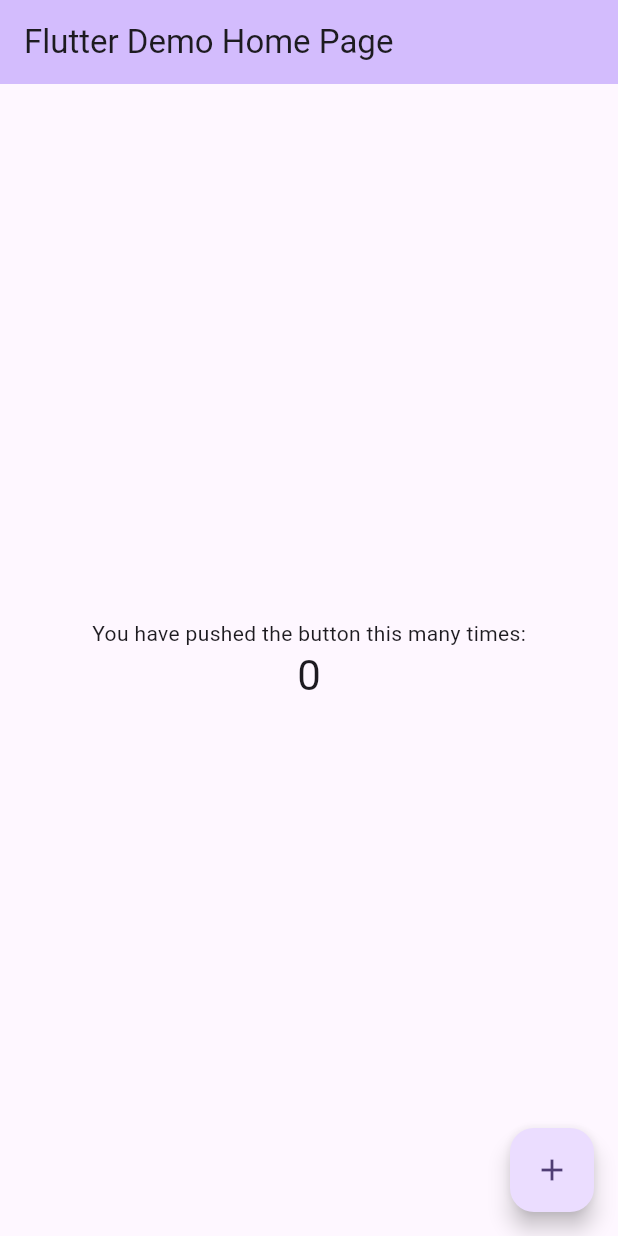
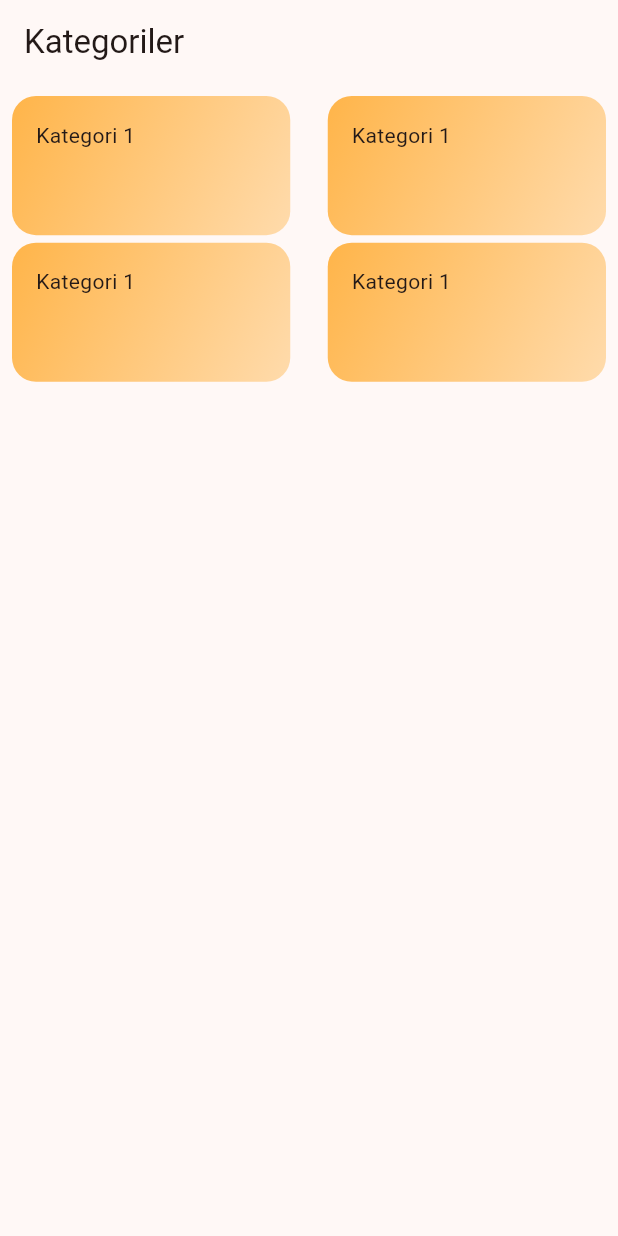
Before and after one commit to halit-kalayci-instruction/tobeto-2a-flutter-projects, a Flutter app: the screen it shows after launch, on a phone screen of 412 x 824 dp. Run offline on Flutter 3.47's test engine with Material 3 defaults, Android fonts, the phone set to English and light mode, and no system bars.

Commit message:
categories

```diff
--- /dev/null
+++ b/mealsapp/lib/data/category_data.dart
@@ -0,0 +1,7 @@
+import 'package:flutter/material.dart';
+import 'package:mealsapp/models/category.dart';
+
+// TODO: Use guid package
+const categories = [
+  Category(id: "1", name: "Başlangıçlar", color: Colors.purple)
+];
--- a/mealsapp/lib/main.dart
+++ b/mealsapp/lib/main.dart
@@ -1,125 +1,11 @@
 import 'package:flutter/material.dart';
+import 'package:mealsapp/screens/categories.dart';
 
+final theme = ThemeData(
+    useMaterial3: true,
+    colorScheme:
+        ColorScheme.fromSeed(seedColor: Color.fromARGB(92, 151, 49, 9)));
+// ThemeData detaylıca araştır.
 void main() {
-  runApp(const MyApp());
+  runApp(MaterialApp(theme: theme, home: const Categories()));
 }
-
-class MyApp extends StatelessWidget {
-  const MyApp({super.key});
-
-  // This widget is the root of your application.
-  @override
-  Widget build(BuildContext context) {
-    return MaterialApp(
-      title: 'Flutter Demo',
-      theme: ThemeData(
-        // This is the theme of your application.
-        //
-        // TRY THIS: Try running your application with "flutter run". You'll see
-        // the application has a blue toolbar. Then, without quitting the app,
-        // try changing the seedColor in the colorScheme below to Colors.green
-        // and then invoke "hot reload" (save your changes or press the "hot
-        // reload" button in a Flutter-supported IDE, or press "r" if you used
-        // the command line to start the app).
-        //
-        // Notice that the counter didn't reset back to zero; the application
-        // state is not lost during the reload. To reset the state, use hot
-        // restart instead.
-        //
-        // This works for code too, not just values: Most code changes can be
-        // tested with just a hot reload.
-        colorScheme: ColorScheme.fromSeed(seedColor: Colors.deepPurple),
-        useMaterial3: true,
-      ),
-      home: const MyHomePage(title: 'Flutter Demo Home Page'),
-    );
-  }
-}
-
-class MyHomePage extends StatefulWidget {
-  const MyHomePage({super.key, required this.title});
-
-  // This widget is the home page of your application. It is stateful, meaning
-  // that it has a State object (defined below) that contains fields that affect
-  // how it looks.
-
-  // This class is the configuration for the state. It holds the values (in this
-  // case the title) provided by the parent (in this case the App widget) and
-  // used by the build method of the State. Fields in a Widget subclass are
-  // always marked "final".
-
-  final String title;
-
-  @override
-  State<MyHomePage> createState() => _MyHomePageState();
-}
-
-class _MyHomePageState extends State<MyHomePage> {
-  int _counter = 0;
-
-  void _incrementCounter() {
-    setState(() {
-      // This call to setState tells the Flutter framework that something has
-      // changed in this State, which causes it to rerun the build method below
-      // so that the display can reflect the updated values. If we changed
-      // _counter without calling setState(), then the build method would not be
-      // called again, and so nothing would appear to happen.
-      _counter++;
-    });
-  }
-
-  @override
-  Widget build(BuildContext context) {
-    // This method is rerun every time setState is called, for instance as done
-    // by the _incrementCounter method above.
-    //
-    // The Flutter framework has been optimized to make rerunning build methods
-    // fast, so that you can just rebuild anything that needs updating rather
-    // than having to individually change instances of widgets.
-    return Scaffold(
-      appBar: AppBar(
-        // TRY THIS: Try changing the color here to a specific color (to
-        // Colors.amber, perhaps?) and trigger a hot reload to see the AppBar
-        // change color while the other colors stay the same.
-        backgroundColor: Theme.of(context).colorScheme.inversePrimary,
-        // Here we take the value from the MyHomePage object that was created by
-        // the App.build method, and use it to set our appbar title.
-        title: Text(widget.title),
-      ),
-      body: Center(
-        // Center is a layout widget. It takes a single child and positions it
-        // in the middle of the parent.
-        child: Column(
-          // Column is also a layout widget. It takes a list of children and
-          // arranges them vertically. By default, it sizes itself to fit its
-          // children horizontally, and tries to be as tall as its parent.
-          //
-          // Column has various properties to control how it sizes itself and
-          // how it positions its children. Here we use mainAxisAlignment to
-          // center the children vertically; the main axis here is the vertical
-          // axis because Columns are vertical (the cross axis would be
-          // horizontal).
-          //
-          // TRY THIS: Invoke "debug painting" (choose the "Toggle Debug Paint"
-          // action in the IDE, or press "p" in the console), to see the
-          // wireframe for each widget.
-          mainAxisAlignment: MainAxisAlignment.center,
-          children: <Widget>[
-            const Text(
-              'You have pushed the button this many times:',
-            ),
-            Text(
-              '$_counter',
-              style: Theme.of(context).textTheme.headlineMedium,
-            ),
-          ],
-        ),
-      ),
-      floatingActionButton: FloatingActionButton(
-        onPressed: _incrementCounter,
-        tooltip: 'Increment',
-        child: const Icon(Icons.add),
-      ), // This trailing comma makes auto-formatting nicer for build methods.
-    );
-  }
-}
--- /dev/null
+++ b/mealsapp/lib/models/category.dart
@@ -0,0 +1,12 @@
+import 'package:flutter/material.dart';
+
+class Category {
+  const Category(
+      {required this.id, required this.name, this.color = Colors.orange});
+
+  final String id; // Identifier => Kimlik belirleyiciler
+  // int, String => 1,2,3,4,5,6,7
+  // String => Guid
+  final String name;
+  final Color color;
+}
--- /dev/null
+++ b/mealsapp/lib/screens/categories.dart
@@ -0,0 +1,31 @@
+import 'package:flutter/material.dart';
+import 'package:mealsapp/widgets/category_card.dart';
+
+// Global State - Global State Management
+class Categories extends StatelessWidget {
+  const Categories({super.key});
+
+  @override
+  Widget build(BuildContext context) {
+    final List<String> categories = [
+      "Kategori 1",
+      "Kategori 2",
+      "Kategori 3",
+      "Kategori 4"
+    ];
+    // Kategoriler model olarak data dosyasından gelmeli.
+    return Scaffold(
+      appBar: AppBar(title: const Text("Kategoriler")),
+      // Inkwell, GestureDetector
+      body: GridView(
+        padding: const EdgeInsets.all(8),
+        gridDelegate: const SliverGridDelegateWithFixedCrossAxisCount(
+            crossAxisCount: 2,
+            crossAxisSpacing: 25,
+            mainAxisSpacing: 5,
+            childAspectRatio: 4 / 2),
+        children: categories.map((e) => CategoryCard()).toList(),
+      ),
+    );
+  }
+}
--- /dev/null
+++ b/mealsapp/lib/widgets/category_card.dart
@@ -0,0 +1,26 @@
+import 'package:flutter/material.dart';
+
+class CategoryCard extends StatelessWidget {
+  const CategoryCard({super.key});
+
+  // Dışarıdan alınan kategori modeli rengi ve ismi ile bu kartta kullanılmalı.
+  // onTap aksiyonu, dışardan aldığı fonksiyonu haberdar etmeli.
+  @override
+  Widget build(BuildContext context) {
+    return InkWell(
+      onTap: () {
+        print("Kategoriye tıklandı");
+      },
+      child: Container(
+        decoration: BoxDecoration(
+            gradient: LinearGradient(colors: [
+              Colors.orange.withOpacity(0.7),
+              Colors.orange.withOpacity(0.3)
+            ], begin: Alignment.topLeft, end: Alignment.bottomRight),
+            borderRadius: BorderRadius.circular(16)),
+        padding: const EdgeInsets.all(16.0),
+        child: const Text("Kategori 1"),
+      ),
+    );
+  }
+}
```
